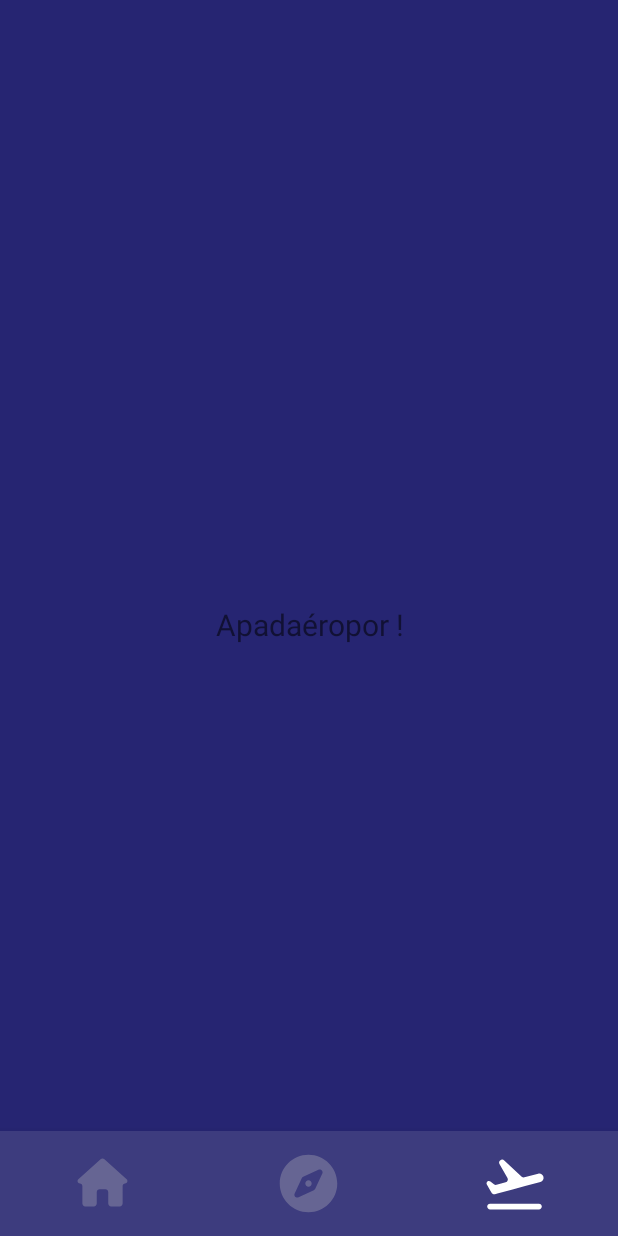
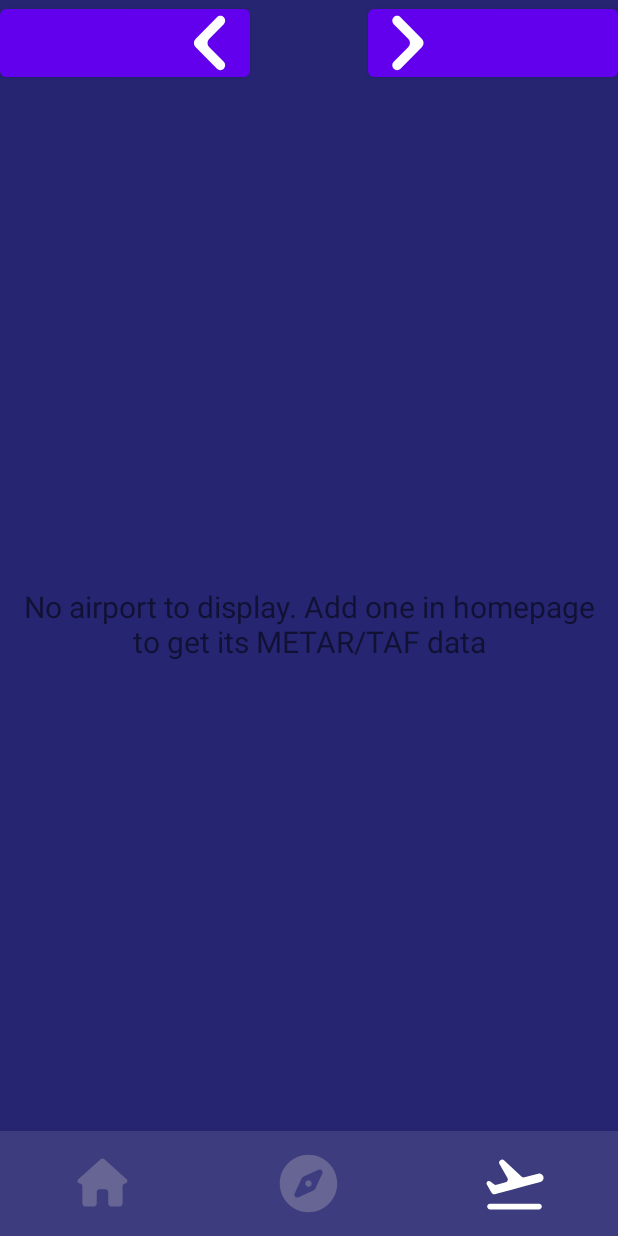
Before and after one commit to Yamagi84/Metarmac, an Android app: the screen it shows after launch (MainActivity), item 3 of the bottom bar chosen, on a phone screen of 412 x 824 dp. Run offline under Robolectric (Android 15) with nearby library versions, the phone set to English and light mode, and no system bars; our stand-ins replace navigation-ui; libraries missing offline, so code that uses them is left out: com.mapbox.mapboxsdk; 1 statement that could not run was skipped.

Commit message:
modifs & page infos début

```diff
--- a/app/src/main/java/com/example/metarmac/ui/home/HomeFragment.java
+++ b/app/src/main/java/com/example/metarmac/ui/home/HomeFragment.java
@@ -95,7 +95,7 @@ public class HomeFragment extends Fragment {
                     Runnable myRunnable = new Runnable() {
                         @Override
                         public void run() {
-                            Toast.makeText(getActivity(), "TextView Vide !",
+                            Toast.makeText(getActivity(), getResources().getString(R.string.no_code_err),
                                     Toast.LENGTH_SHORT).show();
                         }
                     };
@@ -132,7 +132,7 @@ public class HomeFragment extends Fragment {
                                 Runnable myRunnable = new Runnable() {
                                     @Override
                                     public void run() {
-                                        Toast.makeText(getActivity(), "Code OACI inconnu !",
+                                        Toast.makeText(getActivity(), getResources().getString(R.string.oaci_unknown),
                                                 Toast.LENGTH_SHORT).show();
                                     }
                                 };
--- a/app/src/main/java/com/example/metarmac/ui/infos/InfosFragment.java
+++ b/app/src/main/java/com/example/metarmac/ui/infos/InfosFragment.java
@@ -4,6 +4,7 @@ import android.os.Bundle;
 import android.view.LayoutInflater;
 import android.view.View;
 import android.view.ViewGroup;
+import android.widget.Button;
 import android.widget.TextView;
 
 import androidx.annotation.NonNull;
@@ -17,6 +18,8 @@ import com.example.metarmac.databinding.FragmentInfosBinding;
 import com.example.metarmac.model.Airport;
 import com.example.metarmac.ui.OnSwipeTouchListener;
 
+import org.w3c.dom.Text;
+
 import java.util.ArrayList;
 
 public class InfosFragment extends Fragment {
@@ -25,6 +28,9 @@ public class InfosFragment extends Fragment {
     private FragmentInfosBinding binding;
 
     private TextView test;
+    private TextView current_oaci;
+    private Button next_oaci;
+    private Button previous_oaci;
 
     private ArrayList<Airport> lstAirport;
     private int airportIterator;
@@ -38,6 +44,9 @@ public class InfosFragment extends Fragment {
         View root = binding.getRoot();
 
         test = (TextView) root.findViewById(R.id.text_test);
+        current_oaci = (TextView) root.findViewById(R.id.current_airport);
+        next_oaci = (Button) root.findViewById(R.id.next_airport);
+        previous_oaci = (Button) root.findViewById(R.id.previous_airport);
 
         lstAirport = ((GlobalApplication)getActivity().getApplication()).getLstAirport();
         airportIterator = 0;
@@ -49,11 +58,18 @@ public class InfosFragment extends Fragment {
     public void onViewCreated(@NonNull View view, @Nullable Bundle savedInstanceState) {
         super.onViewCreated(view, savedInstanceState);
 
-        if(lstAirport.size() == 0) test.setText("Apadaéropor !");
+        if(lstAirport.size() == 0) test.setText(R.string.no_airport);
 
         else {
 
             test.setText("N°" + airportIterator + " : " + lstAirport.get(airportIterator).getSite());
+            current_oaci.setText(lstAirport.get(airportIterator).getStation_id());
+            if(airportIterator == lstAirport.size() - 1)
+                next_oaci.setText(lstAirport.get(0).getStation_id());
+            else next_oaci.setText(lstAirport.get(airportIterator+1).getStation_id());
+            if(airportIterator == 0)
+                previous_oaci.setText(lstAirport.get(lstAirport.size()-1).getStation_id());
+            else previous_oaci.setText(lstAirport.get(airportIterator-1).getStation_id());
 
             view.setOnTouchListener(new OnSwipeTouchListener(getContext()) {    //Go créer une méthode qui va s'occuper de l'affichage en fonction de l'aéroport à afficher au lieu de copiuer le code 2 fois
                 @Override
@@ -86,5 +102,14 @@ public class InfosFragment extends Fragment {
 
     private void modifyView(Airport airport) {
         test.setText("N°" + lstAirport.indexOf(airport) + " : " + airport.getSite());
+        current_oaci.setText(airport.getStation_id());
+
+
+        if(airportIterator == lstAirport.size() - 1)
+            next_oaci.setText(lstAirport.get(0).getStation_id());
+        else next_oaci.setText(lstAirport.get(airportIterator+1).getStation_id());
+        if(airportIterator == 0)
+            previous_oaci.setText(lstAirport.get(lstAirport.size()-1).getStation_id());
+        else previous_oaci.setText(lstAirport.get(airportIterator-1).getStation_id());
     }
 }
--- a/app/src/main/java/com/example/metarmac/ui/map/MapFragment.java
+++ b/app/src/main/java/com/example/metarmac/ui/map/MapFragment.java
@@ -61,7 +61,7 @@ public class MapFragment extends Fragment implements OnMapReadyCallback{
     @Override
     public void onMapReady(@NonNull MapboxMap mapboxMap) {
         map = mapboxMap;
-        mapboxMap.setStyle(Style.OUTDOORS, new Style.OnStyleLoaded() {
+        mapboxMap.setStyle(Style.DARK, new Style.OnStyleLoaded() {
             @Override public void onStyleLoaded(@NonNull Style style) {
 
                 if(lstAirport.size() != 0) {
@@ -70,10 +70,10 @@ public class MapFragment extends Fragment implements OnMapReadyCallback{
                     for (Airport airport : lstAirport) {
                         map.addMarker(new MarkerOptions()
                                 .position(new LatLng(airport.getLatitude(), airport.getLongitude()))
-                                .title("Site : " + airport.getSite() +
-                                        "\nCountry : " + airport.getCountry() +
-                                        "\nLatitude : " + airport.getLatitude() +
-                                        "\nLongitude : " + airport.getLongitude()));
+                                .title(getResources().getString(R.string.airport) + " : " + airport.getSite() +
+                                        "\n"+ getResources().getString(R.string.country) +" : " + airport.getCountry() +
+                                        "\n"+ getResources().getString(R.string.latitude) + " : " + airport.getLatitude() +
+                                        "\n"+ getResources().getString(R.string.longitude) +" : " + airport.getLongitude()));
                         latLng[lstAirport.indexOf(airport)] = new LatLng(airport.getLatitude(), airport.getLongitude());
 
                     }
--- a/app/src/main/res/layout/fragment_infos.xml
+++ b/app/src/main/res/layout/fragment_infos.xml
@@ -19,4 +19,37 @@
         app:layout_constraintEnd_toEndOf="parent"
         app:layout_constraintStart_toStartOf="parent"
         app:layout_constraintTop_toTopOf="parent" />
+
+    <LinearLayout
+        android:layout_width="0dp"
+        android:layout_height="wrap_content"
+        android:orientation="horizontal"
+        app:layout_constraintEnd_toEndOf="parent"
+        app:layout_constraintStart_toStartOf="parent"
+        app:layout_constraintTop_toTopOf="parent">
+
+        <Button
+            android:id="@+id/previous_airport"
+            android:layout_width="wrap_content"
+            android:layout_height="wrap_content"
+            android:layout_weight="1"
+            android:drawableRight="@drawable/ic_left"
+            tools:ignore="SpeakableTextPresentCheck" />
+
+        <TextView
+            android:id="@+id/current_airport"
+            android:layout_width="wrap_content"
+            android:layout_height="wrap_content"
+            android:layout_weight="1"
+            android:textAlignment="center"
+            android:textAllCaps="true" />
+
+        <Button
+            android:id="@+id/next_airport"
+            android:layout_width="wrap_content"
+            android:layout_height="wrap_content"
+            android:layout_weight="1"
+            android:drawableLeft="@drawable/ic_right"
+            tools:ignore="SpeakableTextPresentCheck" />
+    </LinearLayout>
 </androidx.constraintlayout.widget.ConstraintLayout>
--- a/app/src/main/res/values/colors.xml
+++ b/app/src/main/res/values/colors.xml
@@ -10,4 +10,5 @@
     <color name="blue">#262572</color>
     <color name="bar">#3D3C7E</color>
     <color name="grey">#666593</color>
+    <color name="map_line">#f74c4c</color>
 </resources>
--- a/app/src/main/res/values/strings.xml
+++ b/app/src/main/res/values/strings.xml
@@ -6,4 +6,11 @@
     <string name="mapbox_access_token" translatable="false">pk.eyJ1IjoibmFzcmViIiwiYSI6ImNrdWN0ZzNzeDBmZW8ycXJ2YjN4NXpyeHYifQ.MHSkhhI24J21XEhCn2PG_w</string>
     <string name="add_airport">add airport</string>
     <string name="oaci_input">Enter OACI code...</string>
+    <string name="no_airport">No airport to display. Add one in homepage to get its METAR/TAF data</string>
+    <string name="airport">Airport</string>
+    <string name="country">Country</string>
+    <string name="longitude">Longitude</string>
+    <string name="latitude">Latitude</string>
+    <string name="no_code_err">Empty OACI code</string>
+    <string name="oaci_unknown">Unknown OACI code</string>
 </resources>
```
Also changed, not shown: app/src/main/res/layout/fragment_map.xml (+5 -4 lines), 1 other file.
